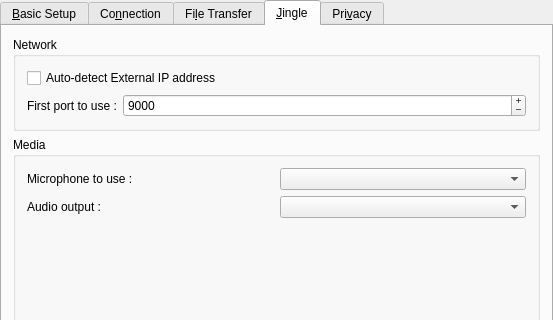
Qt form protocols/jabber/ui/dlgjabbereditaccountwidget.ui (KDE/kopete) before a commit; both pictures show x 0 to 553 and y 0 to 320 of the 553 by 581 pixel window.
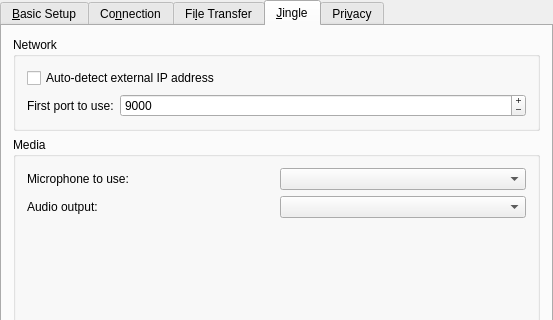
The same form after that commit. The open tabs and pages were chosen to show the change. Custom widgets are drawn as their Qt base class.

```diff
--- a/protocols/jabber/ui/dlgjabbereditaccountwidget.ui
+++ b/protocols/jabber/ui/dlgjabbereditaccountwidget.ui
@@ -744,7 +744,7 @@
             <item>
              <widget class="QCheckBox" name="autoDetectIPBox" >
               <property name="text" >
-               <string>Auto-detect External IP address</string>
+               <string>Auto-detect external IP address</string>
               </property>
              </widget>
 	    </item>
@@ -753,7 +753,7 @@
               <item>
                <widget class="QLabel" name="label" >
                 <property name="text" >
-                 <string>First port to use :</string>
+                 <string>First port to use:</string>
                 </property>
                </widget>
               </item>
@@ -799,7 +799,7 @@
               <item>
                <widget class="QLabel" name="label_2" >
                 <property name="text" >
-                 <string>Microphone to use :</string>
+                 <string>Microphone to use:</string>
                 </property>
                </widget>
               </item>
@@ -813,7 +813,7 @@
               <item>
                <widget class="QLabel" name="label_3" >
                 <property name="text" >
-                 <string>Audio output :</string>
+                 <string>Audio output:</string>
                 </property>
                </widget>
               </item>
```
